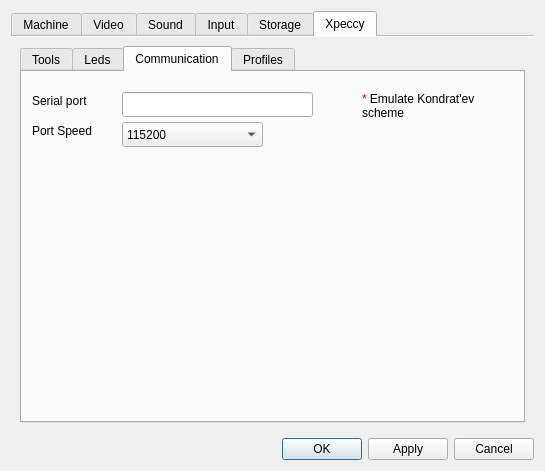
Before: the Qt Designer form ui/setupwin.ui in asve79/Xpeccy, drawn with Qt 5.
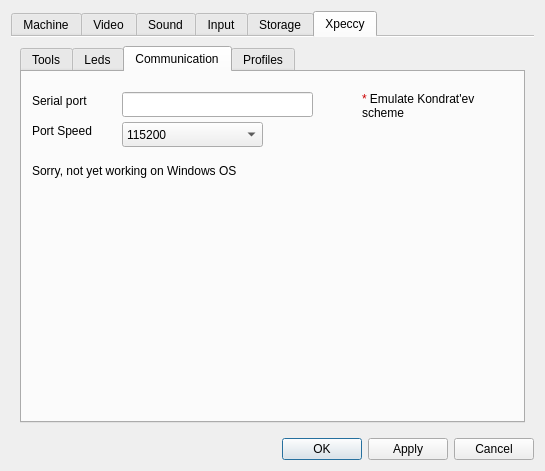
After: the same form once the commit is applied. The open tabs and pages were chosen to show the change. Icons and pictures are not drawn. Custom widgets are drawn as their Qt base class.

Commit message: Отладочную информацию обвязал def-ами, добавил фильтр на Windows ОС, т к в нем для работы с портом необходимо писать другой код. Отключил меню настроки порта если скомпилировано под Windows ОС

What changed in the file:
```diff
--- a/ui/setupwin.ui
+++ b/ui/setupwin.ui
@@ -2746,7 +2746,10 @@
         </attribute>
         <layout class="QVBoxLayout" name="verticalLayout_33">
          <item>
-          <widget class="QTabWidget" name="tabWidget">
+          <widget class="QTabWidget" name="tabXpeccySettings">
+           <property name="enabled">
+            <bool>true</bool>
+           </property>
            <property name="currentIndex">
             <number>2</number>
            </property>
@@ -3081,6 +3084,19 @@
               <bool>true</bool>
              </property>
             </widget>
+            <widget class="QLabel" name="lblSorrySerial">
+             <property name="geometry">
+              <rect>
+               <x>10</x>
+               <y>90</y>
+               <width>481</width>
+               <height>17</height>
+              </rect>
+             </property>
+             <property name="text">
+              <string>Sorry, not yet working on Windows OS</string>
+             </property>
+            </widget>
            </widget>
            <widget class="QWidget" name="tab_11">
             <attribute name="icon">
```
Left out of the diff: 4 changed lines with no effect on the pictures. The commit also changes 3 other files.
